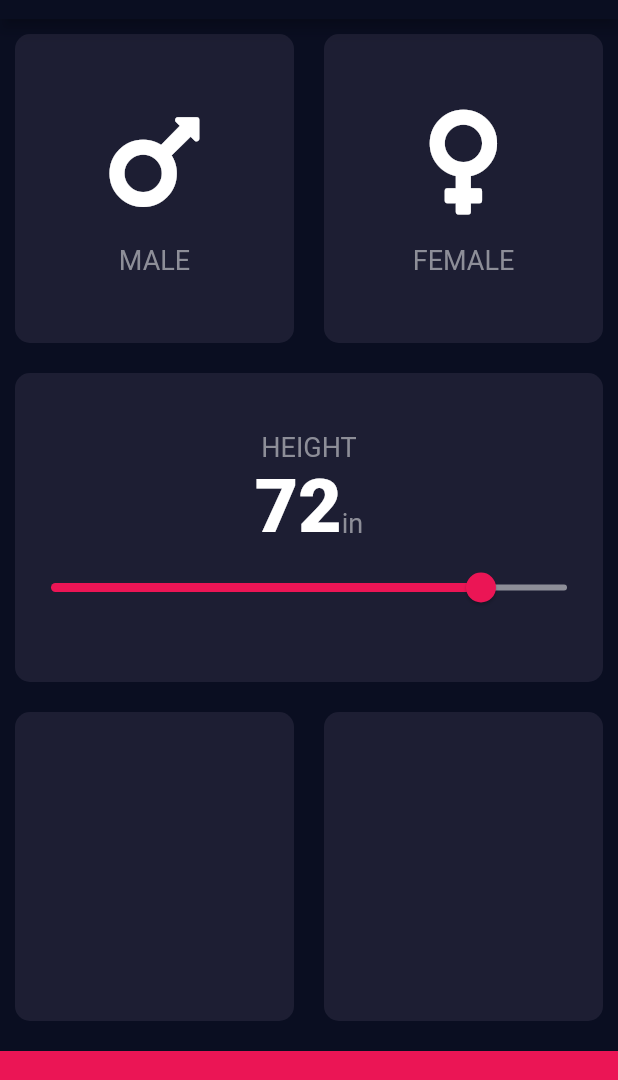
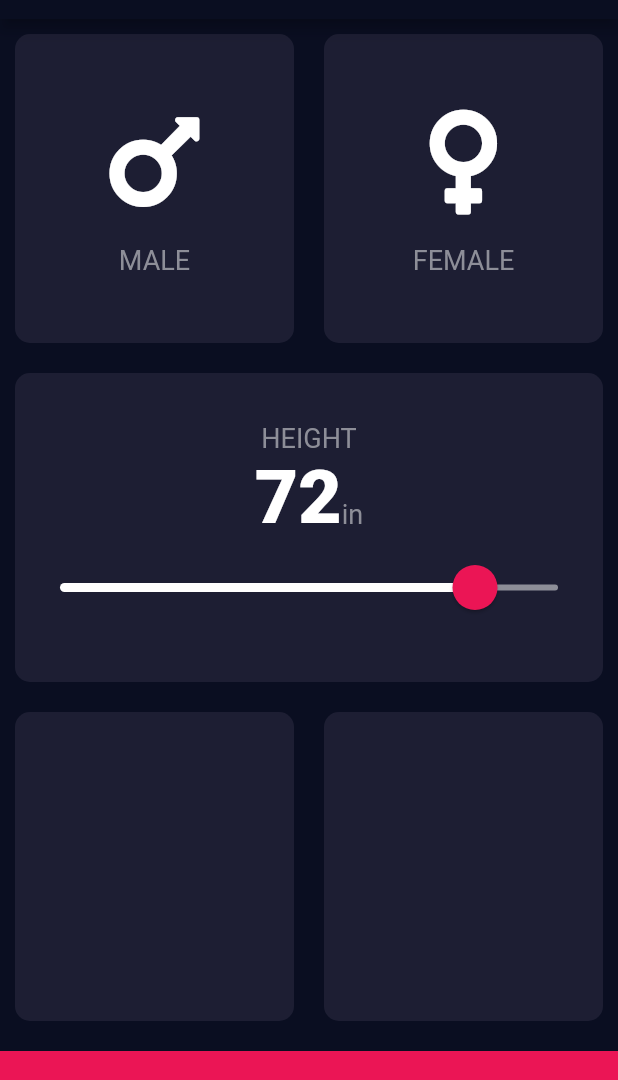
Before and after one commit to ahmed-mahraf/BMI-Calculator, a Flutter app: the screen it shows after launch, on a phone screen of 412 x 824 dp, the part 65-1145 px from its top. Run offline on Flutter 3.47's test engine with Material 2 defaults, Android fonts, the phone set to English and light mode, and no system bars; our stand-ins replace font_awesome_flutter.

```diff
--- a/lib/input_page.dart
+++ b/lib/input_page.dart
@@ -90,17 +90,26 @@ class _InputPageState extends State<InputPage> {
                       )
                     ],
                   ),
-                  Slider(
+                  SliderTheme(
+                    data: SliderTheme.of(context).copyWith(
+                        inactiveTrackColor: Color(0xFF8D8E98),
+                        activeTrackColor: Colors.white,
+                        thumbColor: Color(0xFFEB1555),
+                        overlayColor: Color(0x29EB155),
+                        thumbShape:
+                            RoundSliderThumbShape(enabledThumbRadius: 15.0),
+                        overlayShape:
+                            RoundSliderOverlayShape(overlayRadius: 30.0)),
+                    child: Slider(
                       value: height.toDouble(),
                       min: 12.0,
                       max: 84.0,
-                    activeColor: Color(0xFFEB1555),
-                    inactiveColor: Color(0xFF8D8E98),
                       onChanged: (double newValue) {
                         setState(() {
                           height = newValue.round();
                         });
                       },
+                    ),
                   ),
                 ],
               ),
```
Lines whose indentation alone changed are shown as unchanged.
